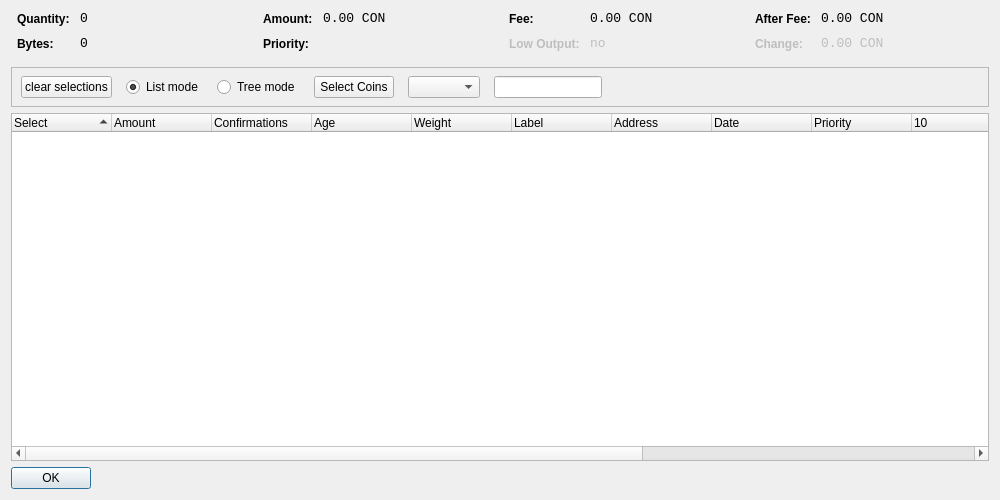
This is src/qt/forms/coincontroldialog.ui in Crestington/Test as Qt 5 draws it before an edit. The edited form follows.
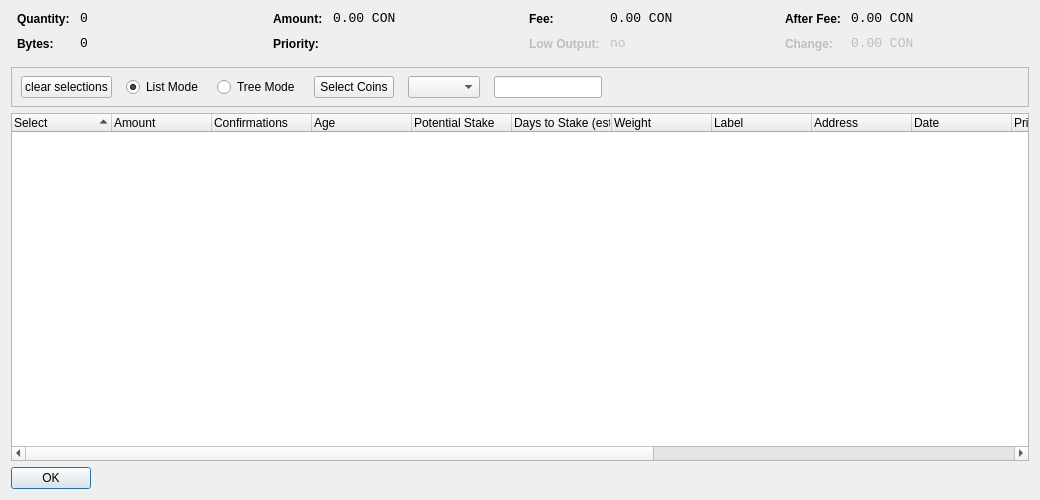
This is the edited form. Custom widgets are drawn as their Qt base class.

What changed in the file:
```diff
--- a/src/qt/forms/coincontroldialog.ui
+++ b/src/qt/forms/coincontroldialog.ui
@@ -6,7 +6,7 @@
    <rect>
     <x>0</x>
     <y>0</y>
-    <width>1000</width>
+    <width>1040</width>
     <height>500</height>
    </rect>
   </property>
@@ -270,6 +270,9 @@
      </item>
      <item>
       <layout class="QFormLayout" name="formLayoutCoinControl4">
+       <property name="fieldGrowthPolicy">
+        <enum>QFormLayout::AllNonFixedFieldsGrow</enum>
+       </property>
        <property name="horizontalSpacing">
         <number>10</number>
        </property>
@@ -405,7 +408,7 @@
           </sizepolicy>
          </property>
          <property name="text">
-          <string>List mode</string>
+          <string>List Mode</string>
          </property>
          <property name="checked">
           <bool>true</bool>
@@ -421,7 +424,7 @@
           </sizepolicy>
          </property>
          <property name="text">
-          <string>Tree mode</string>
+          <string>Tree Mode</string>
          </property>
         </widget>
        </item>
@@ -480,7 +483,7 @@
       <bool>false</bool>
      </property>
      <property name="columnCount">
-      <number>15</number>
+      <number>16</number>
      </property>
      <attribute name="headerShowSortIndicator" stdset="0">
       <bool>true</bool>
@@ -498,7 +501,6 @@
        <string>Amount</string>  /** amount **/
       </property>
      </column>
-
      <column>
       <property name="text">
        <string>Confirmations</string>
@@ -507,7 +509,6 @@
        <string>Confirmed</string> /** confs **/
       </property>
      </column>
-
      <column>
       <property name="text">
        <string>Age</string>  /** age **/
@@ -516,7 +517,17 @@
 	 
 	 <column>
       <property name="text">
-       <string>Weight</string>  /** weight **/
+       <string>Potential Stake</string> /** potential stake **/
+      </property>
+     </column>
+	 <column>
+      <property name="text">
+       <string>Days to Stake (est.)</string> /** stake time estimate **/
+      </property>
+     </column>
+     <column>
+      <property name="text">
+       <string>Weight</string> /** weight **/
       </property>
      </column>
      <column>
@@ -528,7 +539,7 @@
       <property name="text">
        <string>Address</string> /** address **/
       </property>
-     </column> 
+     </column>
      <column>
       <property name="text">
        <string>Date</string> /** date **/
@@ -544,6 +555,11 @@
        <string/>
       </property>
      </column>
+	 <column>
+      <property name="text"> /** pot stake int 64 invisible **/
+       <string/>
+      </property>
+     </column>
      <column>
       <property name="text">
        <string/>
```
Left out of the diff: 22 changed lines with no effect on the pictures.
